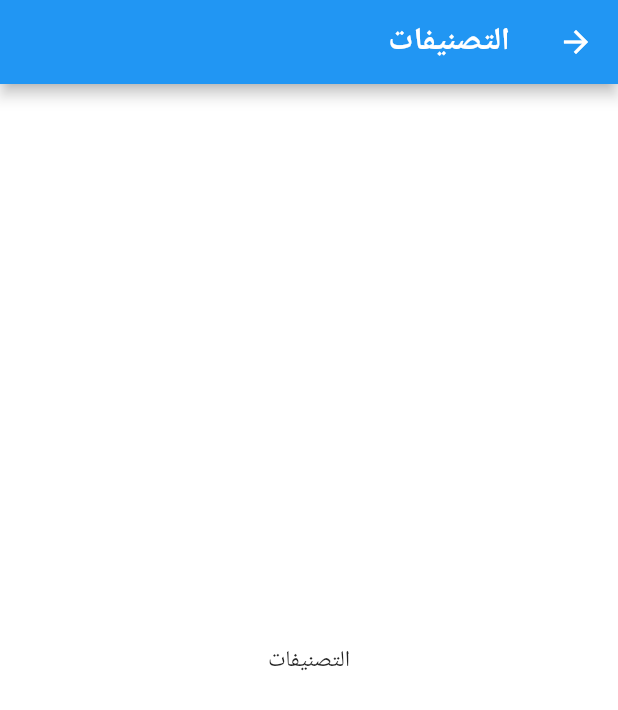
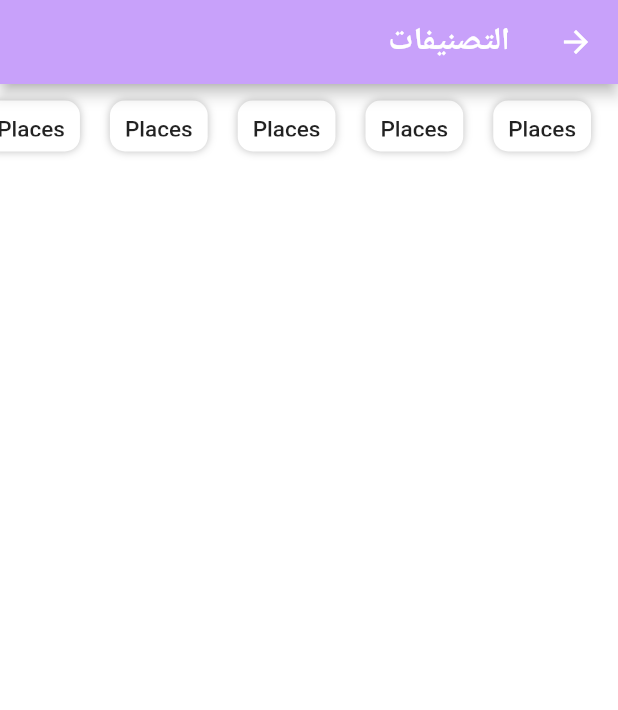
Before and after one commit to DanaAlotay/2023-GP1-9, a Flutter app: the category screen opened directly, on a phone screen of 412 x 824 dp. Shown: the top 710 px of the screen. Run offline on Flutter 3.47's test engine with Material 2 defaults, Android fonts, the phone set to English and light mode, and no system bars.

Commit message:
category

```diff
--- a/riyadh_guide-main1/lib/screens/category.dart
+++ b/riyadh_guide-main1/lib/screens/category.dart
@@ -10,11 +10,44 @@ class category extends StatefulWidget {
 class _categoryState extends State<category> {
   @override
   Widget build(BuildContext context) {
-   return Scaffold(
-      appBar: AppBar(title: Text('التصنيفات')),
-      body: Center(
-        child: Text('التصنيفات')
-        ),
+    return Scaffold(
+      appBar: AppBar(
+        title: const Text('التصنيفات'),
+        backgroundColor: Color.fromARGB(255, 200, 161, 250),
+      ),
+      body: SafeArea(
+        child: Padding(
+            padding: EdgeInsets.symmetric(vertical: 3),
+            child: SizedBox(
+              height: 50,
+              child: SingleChildScrollView(
+                scrollDirection: Axis.horizontal,
+                child: Padding(
+                  padding: EdgeInsets.all(8),
+                  child: Row(
+                    children: [
+                      for (int i = 0; i < 6; i++)
+                        Container(
+                          margin: EdgeInsets.symmetric(horizontal: 10),
+                          padding: EdgeInsets.all(10),
+                          decoration: BoxDecoration(
+                              color: Colors.white,
+                              borderRadius: BorderRadius.circular(10),
+                              boxShadow: [
+                                BoxShadow(color: Colors.black26, blurRadius: 4)
+                              ]),
+                          child: Text(
+                            'Places',
+                            style: TextStyle(
+                                fontSize: 15, fontWeight: FontWeight.w500),
+                          ),
+                        )
+                    ],
+                  ),
+                ),
+              ),
+            )),
+      ),
     );
   }
 }
--- a/riyadh_guide-main1/lib/screens/main.dart
+++ b/riyadh_guide-main1/lib/screens/main.dart
@@ -20,7 +20,7 @@ class MyApp extends StatelessWidget {
       ],
       debugShowCheckedModeBanner: false,
       theme: ThemeData(
-        scaffoldBackgroundColor: Colors.white,
+        scaffoldBackgroundColor: Color.fromARGB(255, 255, 255, 255),
       ),
       home: navigate(),
     );
--- a/riyadh_guide-main1/lib/screens/welcome_screen.dart
+++ b/riyadh_guide-main1/lib/screens/welcome_screen.dart
@@ -153,9 +153,9 @@ class WelcomeScreen extends StatelessWidget {
                             // just for testing
                             Navigator.push(
                               context,
-                              MaterialPageRoute(builder: (context) => category()),
+                              MaterialPageRoute(
+                                  builder: (context) => category()),
                             );
-                            print('hello');
                           },
                         ),
                         SizedBox(height: 10),
```
Also changed, not shown: riyadh_guide-main1/pubspec.lock.
